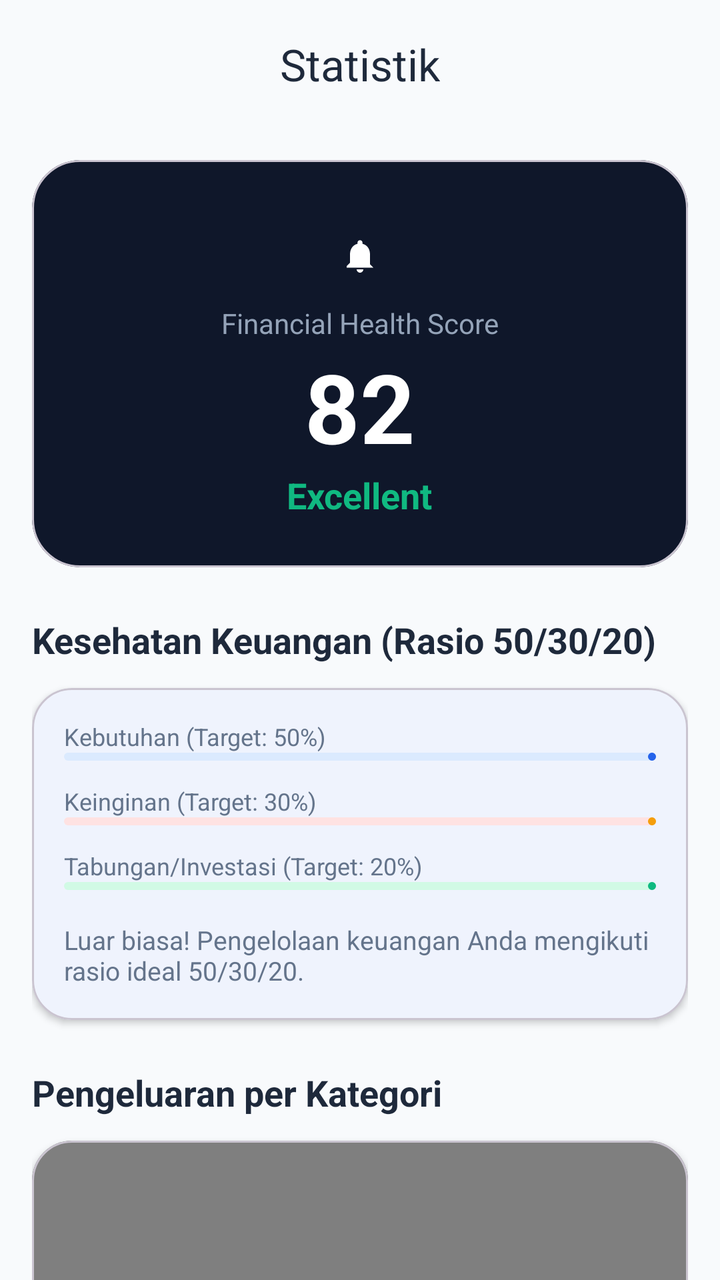
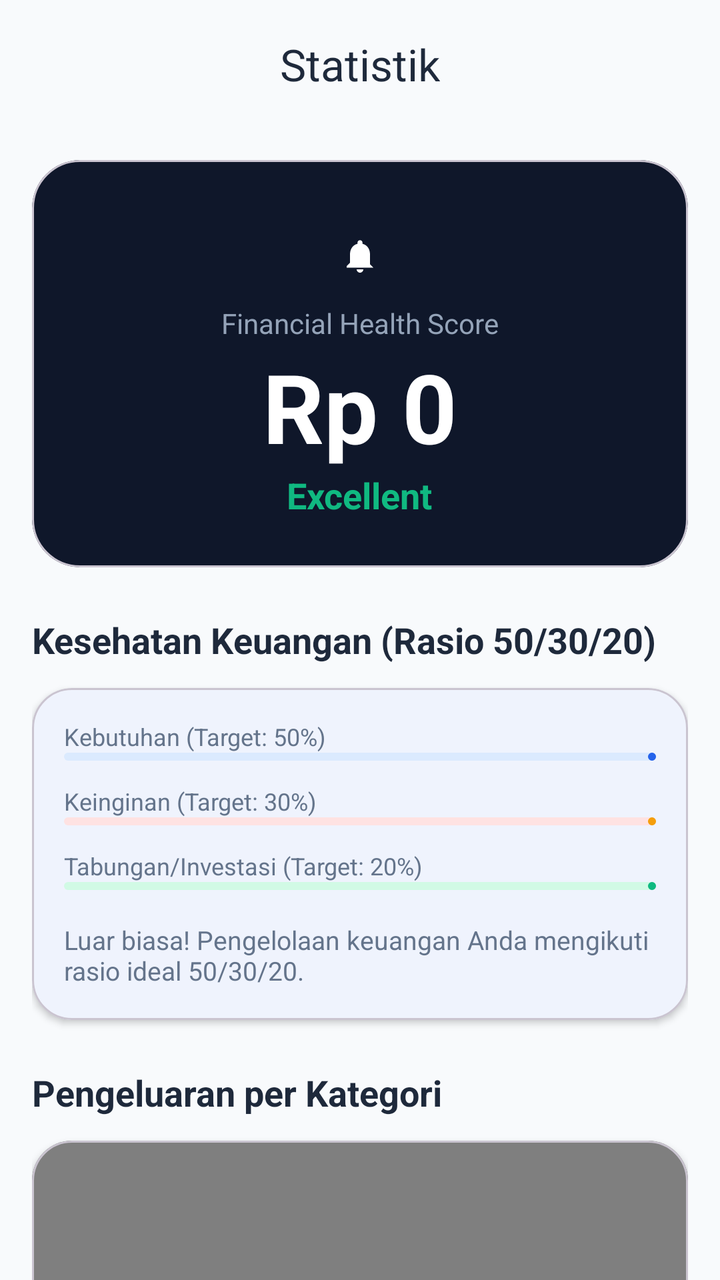

Screens rendered from an Android XML layout before and after an edit, with the pre-edit source and the edit as a unified diff.
<!-- AndroidManifest.xml: application theme Theme.TemuCashflow -->
<!-- res/layout/fragment_statistics.xml -->
<?xml version="1.0" encoding="utf-8"?>
<androidx.coordinatorlayout.widget.CoordinatorLayout
    xmlns:android="http://schemas.android.com/apk/res/android"
    xmlns:app="http://schemas.android.com/apk/res-auto"
    android:layout_width="match_parent"
    android:layout_height="match_parent"
    android:background="@color/background">

    <com.google.android.material.appbar.AppBarLayout
        android:layout_width="match_parent"
        android:layout_height="wrap_content"
        android:background="@android:color/transparent"
        app:elevation="0dp">

        <com.google.android.material.appbar.MaterialToolbar
            android:id="@+id/toolbar"
            android:layout_width="match_parent"
            android:layout_height="?attr/actionBarSize"
            app:title="@string/statistics_label"
            app:titleCentered="true"
            app:titleTextColor="@color/text_primary" />

    </com.google.android.material.appbar.AppBarLayout>

    <androidx.core.widget.NestedScrollView
        android:layout_width="match_parent"
        android:layout_height="match_parent"
        app:layout_behavior="@string/appbar_scrolling_view_behavior">

        <LinearLayout
            android:layout_width="match_parent"
            android:layout_height="wrap_content"
            android:orientation="vertical"
            android:padding="16dp">

            
            <com.google.android.material.card.MaterialCardView
                android:layout_width="match_parent"
                android:layout_height="wrap_content"
                app:cardCornerRadius="24dp"
                app:cardElevation="0dp"
                android:backgroundTint="@color/primary_dark"
                android:layout_marginBottom="24dp">

                <LinearLayout
                    android:layout_width="match_parent"
                    android:layout_height="wrap_content"
                    android:orientation="vertical"
                    android:padding="24dp"
                    android:gravity="center">

                    <com.google.android.material.button.MaterialButton
                        android:id="@+id/btnSpeakScore"
                        style="@style/Widget.Material3.Button.IconButton"
                        android:layout_width="wrap_content"
                        android:layout_height="wrap_content"
                        app:icon="@drawable/ic_notification"
                        app:iconTint="@color/white"
                        android:contentDescription="Read Aloud" />

                    <TextView
                        android:layout_width="wrap_content"
                        android:layout_height="wrap_content"
                        android:text="@string/financial_health_score"
                        android:textColor="@color/text_muted"
                        android:textSize="14sp" />

                    <TextView
                        android:id="@+id/tvHealthScore"
                        android:layout_width="wrap_content"
                        android:layout_height="wrap_content"
                        android:text="82"
                        android:textColor="@color/white"
                        android:textSize="48sp"
                        android:textStyle="bold" />

                    <TextView
                        android:id="@+id/tvHealthCategory"
                        android:layout_width="wrap_content"
                        android:layout_height="wrap_content"
                        android:text="@string/score_excellent"
                        android:textColor="@color/success"
                        android:textSize="18sp"
                        android:textStyle="bold" />

                </LinearLayout>
            </com.google.android.material.card.MaterialCardView>

            
            <TextView
                android:layout_width="wrap_content"
                android:layout_height="wrap_content"
                android:text="@string/health_finance_title"
                android:textSize="18sp"
                android:textStyle="bold"
                android:textColor="@color/text_primary"
                android:layout_marginBottom="12dp" />

            <com.google.android.material.card.MaterialCardView
                android:layout_width="match_parent"
                android:layout_height="wrap_content"
                app:cardCornerRadius="20dp"
                app:cardElevation="2dp"
                android:layout_marginBottom="24dp">
                <LinearLayout
                    android:layout_width="match_parent"
                    android:layout_height="wrap_content"
                    android:orientation="vertical"
                    android:padding="16dp">

                    
                    <TextView android:layout_width="wrap_content" android:layout_height="wrap_content" android:text="@string/label_needs_target" android:textSize="12sp" android:textColor="@color/text_secondary"/>
                    <com.google.android.material.progressindicator.LinearProgressIndicator
                        android:id="@+id/progressNeeds"
                        android:layout_width="match_parent"
                        android:layout_height="wrap_content"
                        app:indicatorColor="@color/primary"
                        app:trackColor="@color/blue_light"
                        app:trackCornerRadius="4dp"
                        android:progress="50" />

                    
                    <TextView android:layout_width="wrap_content" android:layout_height="wrap_content" android:text="@string/label_wants_target" android:textSize="12sp" android:layout_marginTop="12dp" android:textColor="@color/text_secondary"/>
                    <com.google.android.material.progressindicator.LinearProgressIndicator
                        android:id="@+id/progressWants"
                        android:layout_width="match_parent"
                        android:layout_height="wrap_content"
                        app:indicatorColor="@color/orange_warning"
                        app:trackColor="@color/red_light"
                        app:trackCornerRadius="4dp"
                        android:progress="30" />

                    
                    <TextView android:layout_width="wrap_content" android:layout_height="wrap_content" android:text="@string/label_savings_target" android:textSize="12sp" android:layout_marginTop="12dp" android:textColor="@color/text_secondary"/>
                    <com.google.android.material.progressindicator.LinearProgressIndicator
                        android:id="@+id/progressSavings"
                        android:layout_width="match_parent"
                        android:layout_height="wrap_content"
                        app:indicatorColor="@color/success"
                        app:trackColor="@color/green_light"
                        app:trackCornerRadius="4dp"
                        android:progress="20" />

                    <TextView
                        android:id="@+id/tvFinancialAdvice"
                        android:layout_width="match_parent"
                        android:layout_height="wrap_content"
                        android:layout_marginTop="16dp"
                        android:text="@string/advice_ideal"
                        android:textSize="13sp"
                        android:textColor="@color/text_secondary"
                        android:fontStyle="italic"/>
                </LinearLayout>
            </com.google.android.material.card.MaterialCardView>

            
            <TextView
                android:layout_width="wrap_content"
                android:layout_height="wrap_content"
                android:text="@string/label_expense_by_category"
                android:textSize="18sp"
                android:textStyle="bold"
                android:textColor="@color/text_primary"
                android:layout_marginBottom="12dp" />

            <com.google.android.material.card.MaterialCardView
                android:layout_width="match_parent"
                android:layout_height="wrap_content"
                app:cardCornerRadius="20dp"
                app:cardElevation="2dp"
                android:layout_marginBottom="24dp">
                <com.github.mikephil.charting.charts.PieChart
                    android:id="@+id/pieChart"
                    android:layout_width="match_parent"
                    android:layout_height="300dp"
                    android:padding="16dp" />
            </com.google.android.material.card.MaterialCardView>

            
            <TextView
                android:layout_width="wrap_content"
                android:layout_height="wrap_content"
                android:text="Tren Pengeluaran Bulanan"
                android:textSize="18sp"
                android:textStyle="bold"
                android:textColor="@color/text_primary"
                android:layout_marginBottom="12dp" />

            <com.google.android.material.card.MaterialCardView
                android:layout_width="match_parent"
                android:layout_height="wrap_content"
                app:cardCornerRadius="20dp"
                app:cardElevation="2dp"
                android:layout_marginBottom="24dp">
                <com.github.mikephil.charting.charts.BarChart
                    android:id="@+id/barChart"
                    android:layout_width="match_parent"
                    android:layout_height="250dp"
                    android:padding="16dp" />
            </com.google.android.material.card.MaterialCardView>

            
            <TextView
                android:layout_width="wrap_content"
                android:layout_height="wrap_content"
                android:text="Tren Pemasukan Bulanan"
                android:textSize="18sp"
                android:textStyle="bold"
                android:textColor="@color/text_primary"
                android:layout_marginBottom="12dp" />

            <com.google.android.material.card.MaterialCardView
                android:layout_width="match_parent"
                android:layout_height="wrap_content"
                app:cardCornerRadius="20dp"
                app:cardElevation="2dp"
                android:layout_marginBottom="24dp">
                <com.github.mikephil.charting.charts.BarChart
                    android:id="@+id/incomeBarChart"
                    android:layout_width="match_parent"
                    android:layout_height="250dp"
                    android:padding="16dp" />
            </com.google.android.material.card.MaterialCardView>

            
            <LinearLayout
                android:layout_width="match_parent"
                android:layout_height="wrap_content"
                android:orientation="horizontal"
                android:gravity="center_vertical"
                android:layout_marginBottom="12dp">
                <TextView
                    android:layout_width="0dp"
                    android:layout_height="wrap_content"
                    android:layout_weight="1"
                    android:text="@string/label_savings_goals"
                    android:textSize="18sp"
                    android:textStyle="bold"
                    android:textColor="@color/text_primary" />
                <com.google.android.material.button.MaterialButton
                    android:id="@+id/btnAddGoal"
                    style="@style/Widget.Material3.Button.TextButton"
                    android:layout_width="wrap_content"
                    android:layout_height="wrap_content"
                    android:text="@string/btn_add_goal" />
            </LinearLayout>

            <androidx.recyclerview.widget.RecyclerView
                android:id="@+id/rvGoals"
                android:layout_width="match_parent"
                android:layout_height="wrap_content"
                android:nestedScrollingEnabled="false"
                android:layout_marginBottom="80dp" />

        </LinearLayout>
    </androidx.core.widget.NestedScrollView>

</androidx.coordinatorlayout.widget.CoordinatorLayout>
<!-- resources referenced by this layout -->
<resources>
  <color name="background">#F8FAFC</color>
  <color name="blue_light">#DBEAFE</color>
  <color name="green_light">#D1FAE5</color>
  <color name="orange_warning">#F59E0B</color>
  <color name="primary">#2563EB</color>
  <color name="primary_dark">#0F172A</color>
  <color name="red_light">#FEE2E2</color>
  <color name="success">#10B981</color>
  <color name="text_muted">#94A3B8</color>
  <color name="text_primary">#1E293B</color>
  <color name="text_secondary">#64748B</color>
  <color name="white">#FFFFFF</color>
  <!-- drawable ic_notification (drawable) -->
  <vector xmlns:android="http://schemas.android.com/apk/res/android"
      android:width="24dp"
      android:height="24dp"
      android:viewportWidth="24"
      android:viewportHeight="24">
      <path
          android:fillColor="#000000"
          android:pathData="M12,22c1.1,0 2,-0.9 2,-2h-4c0,1.1 0.9,2 2,2zM18,16v-5c0,-3.07 -1.63,-5.64 -4.5,-6.32V4c0,-0.83 -0.67,-1.5 -1.5,-1.5s-1.5,0.67 -1.5,1.5v0.68C7.64,5.36 6,7.92 6,11v5l-2,2v1h16l-2,-2v-5z" />
  </vector>
  <string name="advice_ideal">Luar biasa! Pengelolaan keuangan Anda mengikuti rasio ideal 50/30/20.</string>
  <string name="btn_add_goal">+ Tambah</string>
  <string name="financial_health_score">Financial Health Score</string>
  <string name="health_finance_title">Kesehatan Keuangan (Rasio 50/30/20)</string>
  <string name="label_expense_by_category">Pengeluaran per Kategori</string>
  <string name="label_needs_target">Kebutuhan (Target: 50%)</string>
  <string name="label_savings_goals">Target Tabungan</string>
  <string name="label_savings_target">Tabungan/Investasi (Target: 20%)</string>
  <string name="label_wants_target">Keinginan (Target: 30%)</string>
  <string name="score_excellent">Excellent</string>
  <string name="statistics_label">Statistik</string>
  <style name="Theme.TemuCashflow" parent="Theme.Material3.DayNight.NoActionBar">
          <item name="colorPrimary">@color/primary</item>
          <item name="colorOnPrimary">@color/white</item>
          <item name="colorPrimaryContainer">@color/blue_light</item>
          <item name="colorOnPrimaryContainer">@color/primary</item>
  
          <item name="colorSecondary">@color/secondary</item>
          <item name="colorOnSecondary">@color/white</item>
  
          <item name="colorError">@color/danger</item>
          <item name="colorOnError">@color/white</item>
  
          <item name="android:windowBackground">@color/background</item>
          <item name="colorSurface">@color/surface</item>
          <item name="colorOnSurface">@color/text_primary</item>
  
          
          <item name="android:statusBarColor">@android:color/transparent</item>
          <item name="android:navigationBarColor">@android:color/transparent</item>
          <item name="android:windowTranslucentStatus">false</item>
          <item name="android:windowTranslucentNavigation">false</item>
          <item name="android:windowDrawsSystemBarBackgrounds">true</item>
          <item name="android:fitsSystemWindows">false</item>
  
          
          <item name="android:windowLightStatusBar">?attr/isLightTheme</item>
      </style>
  <color name="secondary">#60A5FA</color>
  <color name="danger">#EF4444</color>
  <color name="surface">#FFFFFF</color>
</resources>

<!-- the commit's change to res/layout/fragment_statistics.xml (unified diff, before → after) -->
@@ -56,7 +56,7 @@
                         android:layout_height="wrap_content"
                         app:icon="@drawable/ic_notification"
                         app:iconTint="@color/white"
-                        android:contentDescription="Read Aloud" />
+                        android:contentDescription="@string/tts_label" />
 
                     <TextView
                         android:layout_width="wrap_content"
@@ -69,7 +69,7 @@
                         android:id="@+id/tvHealthScore"
                         android:layout_width="wrap_content"
                         android:layout_height="wrap_content"
-                        android:text="82"
+                        android:text="@string/label_default_amount"
                         android:textColor="@color/white"
                         android:textSize="48sp"
                         android:textStyle="bold" />
@@ -180,7 +180,7 @@
             <TextView
                 android:layout_width="wrap_content"
                 android:layout_height="wrap_content"
-                android:text="Tren Pengeluaran Bulanan"
+                android:text="@string/expense_trend"
                 android:textSize="18sp"
                 android:textStyle="bold"
                 android:textColor="@color/text_primary"
@@ -203,7 +203,7 @@
             <TextView
                 android:layout_width="wrap_content"
                 android:layout_height="wrap_content"
-                android:text="Tren Pemasukan Bulanan"
+                android:text="@string/income_trend"
                 android:textSize="18sp"
                 android:textStyle="bold"
                 android:textColor="@color/text_primary"
<!-- resource entries referenced after the edit -->
@@ -24,8 +24,11 @@
   </vector>
   <string name="advice_ideal">Luar biasa! Pengelolaan keuangan Anda mengikuti rasio ideal 50/30/20.</string>
   <string name="btn_add_goal">+ Tambah</string>
+  <string name="expense_trend">Tren Pengeluaran Bulanan</string>
   <string name="financial_health_score">Financial Health Score</string>
   <string name="health_finance_title">Kesehatan Keuangan (Rasio 50/30/20)</string>
+  <string name="income_trend">Tren Pemasukan Bulanan</string>
+  <string name="label_default_amount">Rp 0</string>
   <string name="label_expense_by_category">Pengeluaran per Kategori</string>
   <string name="label_needs_target">Kebutuhan (Target: 50%)</string>
   <string name="label_savings_goals">Target Tabungan</string>
@@ -33,6 +36,7 @@
   <string name="label_wants_target">Keinginan (Target: 30%)</string>
   <string name="score_excellent">Excellent</string>
   <string name="statistics_label">Statistik</string>
+  <string name="tts_label">Text To Speech</string>
   <style name="Theme.TemuCashflow" parent="Theme.Material3.DayNight.NoActionBar">
           <item name="colorPrimary">@color/primary</item>
           <item name="colorOnPrimary">@color/white</item>
